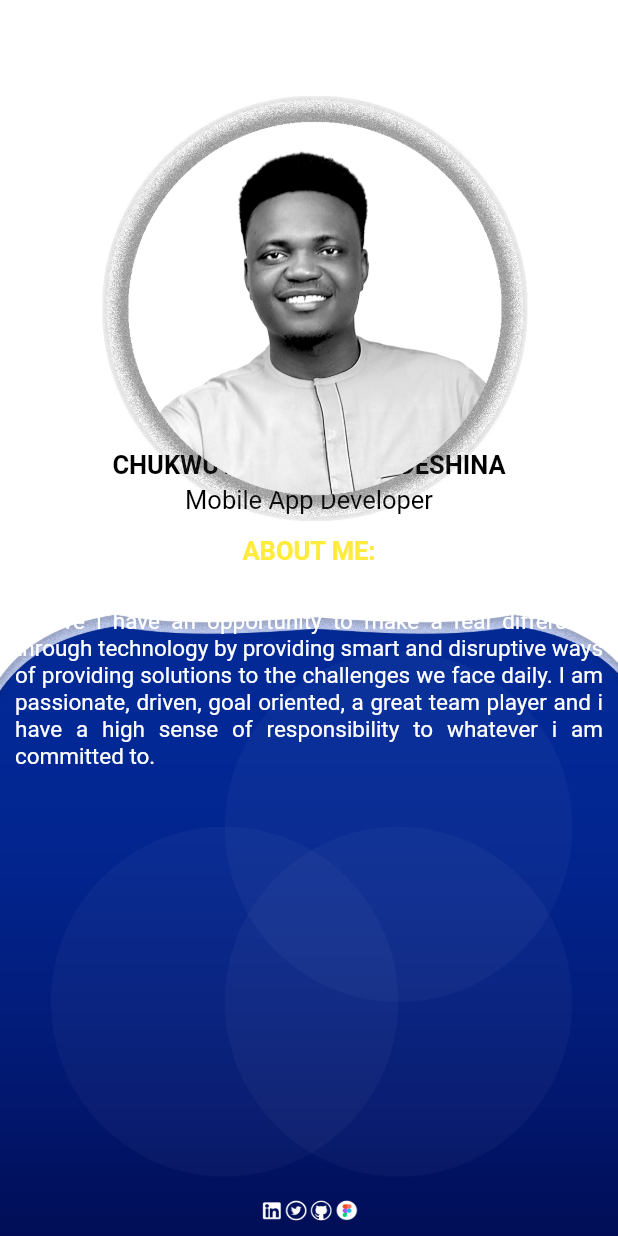
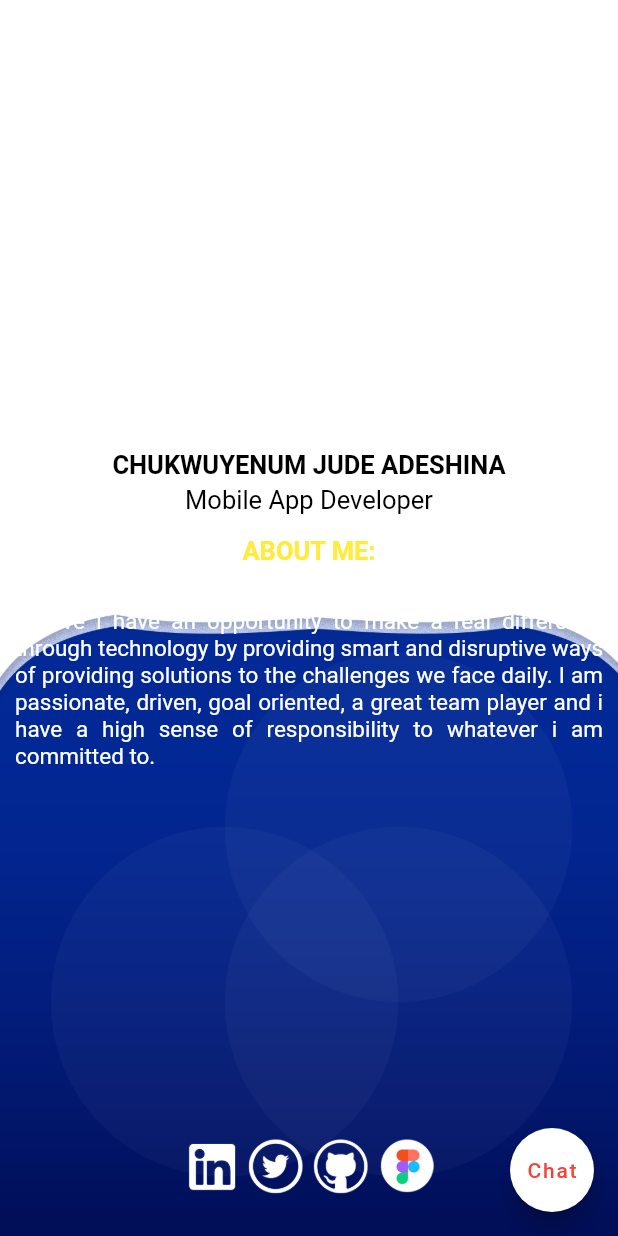
Before and after one commit to YenumJay/YenumPortfolioApp, a Flutter app: the screen it shows after launch, on a phone screen of 412 x 824 dp. Run offline on Flutter 3.47's test engine with Material 2 defaults, Android fonts, the phone set to English and light mode, and no system bars.

Commit message:
Update main.dart

```diff
--- a/lib/main.dart
+++ b/lib/main.dart
@@ -10,10 +10,15 @@ class MyPortfolio extends StatelessWidget {
     return MaterialApp(
       home: Scaffold(
         body: Container(
-          foregroundDecoration: BoxDecoration(
-              image: DecorationImage(
-            image: AssetImage("lib/img/foto.png"),
-          )),
+          // foregroundDecoration: BoxDecoration(
+          //     image: DecorationImage(
+          //Image: AssetImage("lib/img/foto.png"),
+          // )),
+          foregroundDecoration: new BoxDecoration(
+            image: new DecorationImage(
+              image: AssetImage("lib/img/icons.png"),
+            ),
+          ),
           decoration: BoxDecoration(
               image: DecorationImage(
                   image: AssetImage("lib/img/AppBackground.png"),
@@ -62,7 +67,8 @@ class MyPortfolio extends StatelessWidget {
                 ),
                 Container(
                   alignment: Alignment.center,
-                  margin: EdgeInsets.all(10),
+                  margin: EdgeInsets.only(
+                      left: 10.0, top: 10.0, right: 10.0, bottom: 50.0),
                   child: Text(
                     'In a population of over 200 million people in Nigeria, I believe i have an opportunity to make a real difference through technology by providing smart and disruptive ways of providing solutions to the challenges we face daily. I am passionate, driven, goal oriented, a great team player and i have a high sense of responsibility to whatever i am committed to.',
                     textAlign: TextAlign.justify,
@@ -74,21 +80,22 @@ class MyPortfolio extends StatelessWidget {
                     ),
                   ),
                 ),
-                Expanded(
-                  child: Container(
-                    child: Image(
-                      height: 500,
-                      width: 150,
-                      fit: BoxFit.fill,
-                      image: AssetImage(
-                        "lib/img/icons.png",
-                      ),
-                    ),
-                  ),
-                ),
               ],
             ),
           ),
+        ),
+        floatingActionButton: FloatingActionButton(
+          onPressed: () {
+            print(
+                'I would like you to build a mobile application for my company');
+          },
+          child: Text(
+            'Chat',
+            style: TextStyle(
+              color: Colors.red,
+            ),
+          ),
+          backgroundColor: Colors.white,
         ),
       ),
     );
```
